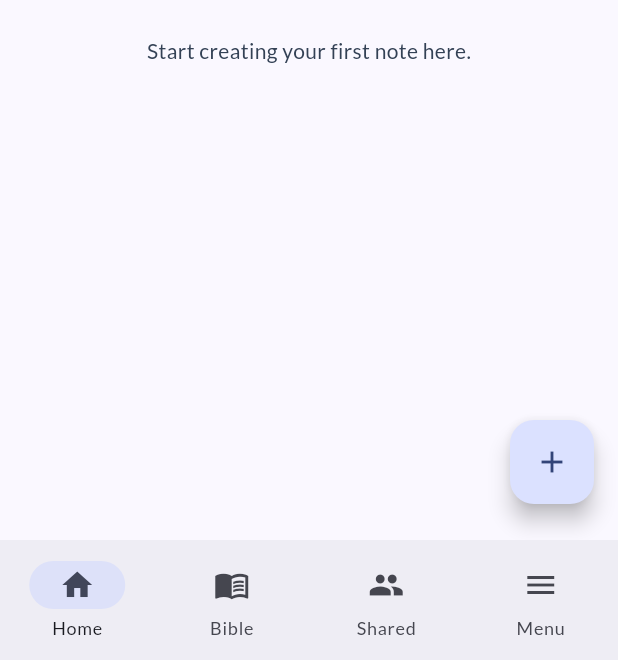
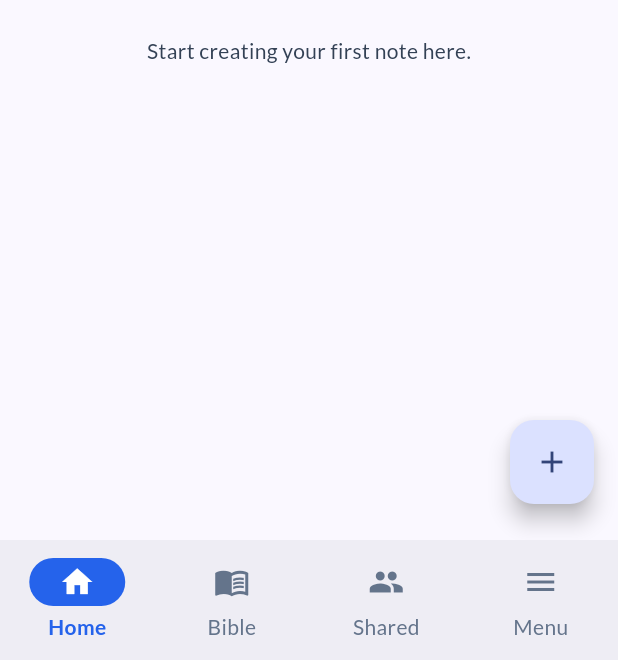
Before and after one commit to FaithTech-Initiative/Kyros, a Flutter app: the HomeScreen screen opened directly, on a phone screen of 412 x 824 dp, the part 576-1236 px from its top. Run offline on Flutter 3.47's test engine with Material 3 defaults, Android fonts, the phone set to English and light mode, and no system bars; our stand-ins replace cloud_firestore, drift, firebase_auth, firebase_core, google_fonts, google_sign_in; missing offline and left inert: firebase_data_connect, flutter_quill; accounts and stored records are empty; generated files the repository leaves out were written again.

Commit message:
fix: Address performance, navbar, and FAB menu issues

```diff
--- a/lib/main.dart
+++ b/lib/main.dart
@@ -75,6 +75,21 @@
         textTheme: textTheme.apply(
           bodyColor: const Color(0xFF334155),
         ),
+        navigationBarTheme: NavigationBarThemeData(
+          indicatorColor: const Color(0xFF2563EB),
+          labelTextStyle: MaterialStateProperty.resolveWith((states) {
+            if (states.contains(MaterialState.selected)) {
+              return const TextStyle(color: Color(0xFF2563EB), fontWeight: FontWeight.bold);
+            }
+            return const TextStyle(color: Color(0xFF64748B));
+          }),
+          iconTheme: MaterialStateProperty.resolveWith((states) {
+            if (states.contains(MaterialState.selected)) {
+              return const IconThemeData(color: Colors.white);
+            }
+            return const IconThemeData(color: Color(0xFF64748B));
+          }),
+        ),
       ),
       home: const SplashScreen(),
       debugShowCheckedModeBanner: false,
@@ -134,9 +149,11 @@
   @override
   Widget build(BuildContext context) {
     final user = FirebaseAuth.instance.currentUser;
+    final bool showAppBar = _currentIndex != 1;
 
     return Scaffold(
-      appBar: PreferredSize(
+      appBar: showAppBar
+          ? PreferredSize(
               preferredSize: const Size.fromHeight(80),
               child: Padding(
                 padding: EdgeInsets.fromLTRB(
@@ -177,7 +194,8 @@
                   ],
                 ),
               ),
-      ),
+            )
+          : null,
       body: Stack(
         children: [
           IndexedStack(
@@ -222,7 +240,7 @@
                 ),
               ),
             ),
-          ..._buildArcMenuButtons(24.0),
+          ..._buildArcMenuButtons(MediaQuery.of(context).padding.bottom + 80),
           if (_currentIndex == 0)
             Positioned(
               right: 16,
@@ -261,8 +279,8 @@
     ];
 
     const double radius = 100.0;
-    const double startAngle = -pi / 2;
-    const double sweepAngle = -pi;
+    const double startAngle = -pi;
+    const double sweepAngle = pi / 2;
 
     return List.generate(items.length, (i) {
       final double angle = startAngle + (i / (items.length - 1)) * sweepAngle;
@@ -579,8 +597,11 @@
 
   @override
   Widget build(BuildContext context) {
-    return Column(
-      children: notes.map((note) => Card(
+    return ListView.builder(
+      itemCount: notes.length,
+      itemBuilder: (context, index) {
+        final note = notes[index];
+        return Card(
           margin: const EdgeInsets.symmetric(vertical: 8),
           child: ListTile(
             title: Text(note.title),
@@ -604,7 +625,8 @@
               }
             },
           ),
-      )).toList(),
+        );
+      },
     );
   }
 }
```
Also changed, not shown: 1 other file. Lines whose indentation alone changed are shown as unchanged.
